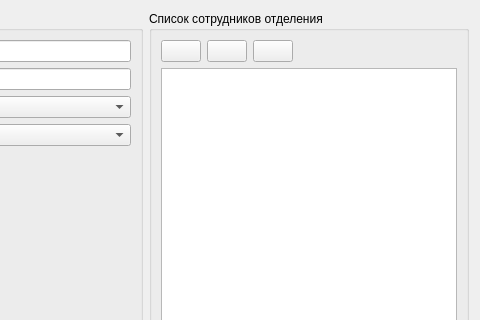
Old version of the form src/departments/departmenteditwidget.ui in the repository megakoko/m-system; both pictures show x 188 to 668 and y 0 to 320 of the 668 by 472 pixel window.
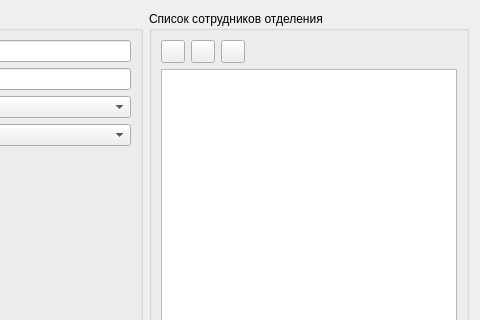
New version of the form.

Commit message: Поменял класс кнопкой с иконками с QPushButton на QToolButton.

The edit to the form file:
```diff
--- a/src/departments/departmenteditwidget.ui
+++ b/src/departments/departmenteditwidget.ui
@@ -74,7 +74,7 @@
         <item>
          <layout class="QHBoxLayout" name="horizontalLayout_3">
           <item>
-           <widget class="QPushButton" name="m_addStaffToDepartment">
+		   <widget class="QToolButton" name="m_addStaffToDepartment">
             <property name="toolTip">
              <string>Добавить сотрудника в отделение</string>
             </property>
@@ -84,7 +84,7 @@
            </widget>
           </item>
           <item>
-           <widget class="QPushButton" name="m_editStaffInDepartment">
+		   <widget class="QToolButton" name="m_editStaffInDepartment">
             <property name="toolTip">
              <string>Редактировать информацию о сотруднике в отделении</string>
             </property>
@@ -94,7 +94,7 @@
            </widget>
           </item>
           <item>
-           <widget class="QPushButton" name="m_deleteStaffFromDepartment">
+		   <widget class="QToolButton" name="m_deleteStaffFromDepartment">
             <property name="toolTip">
              <string>Удалить сотруднике из отделения</string>
             </property>
```
The commit also changes 11 other files.
